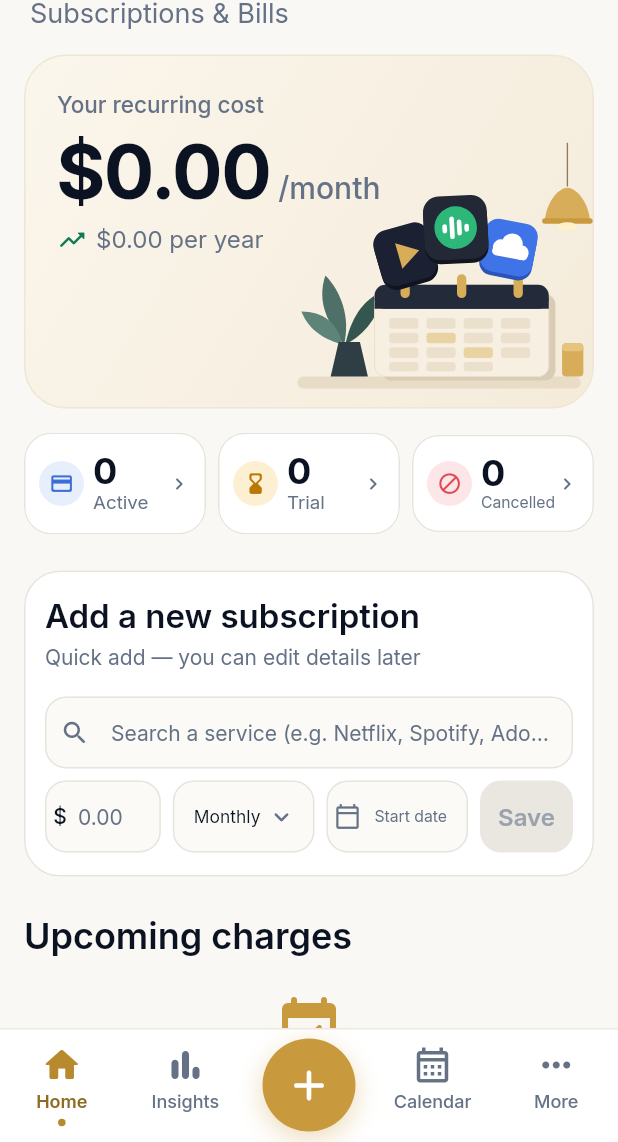
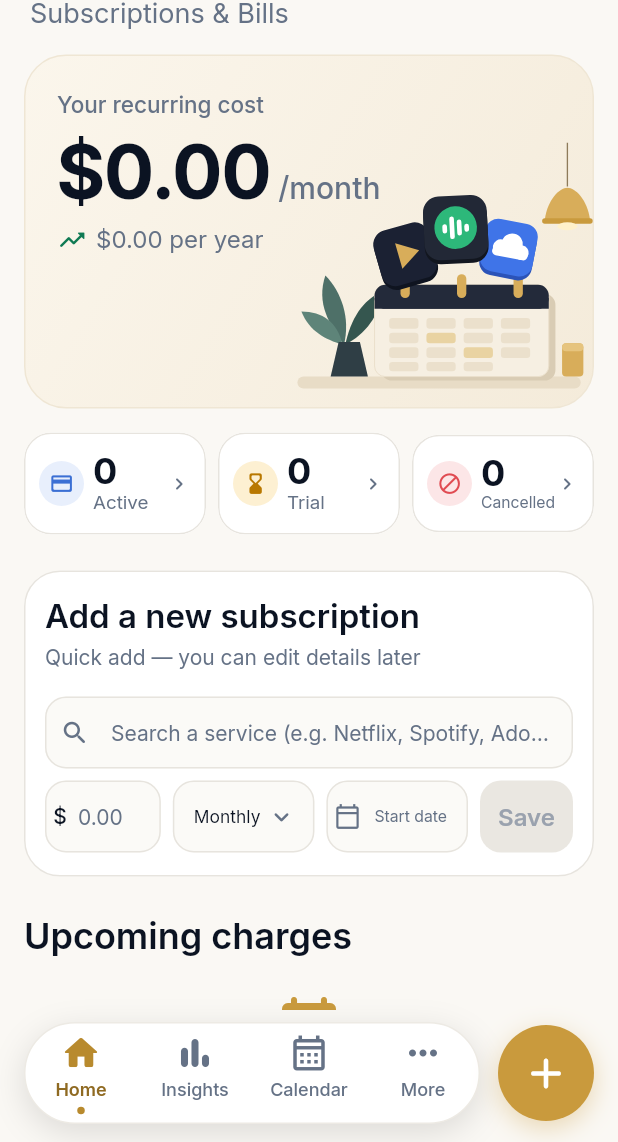
Before and after one commit to cdou2391/Trackly, a Flutter app: the screen it shows after launch, on a phone screen of 412 x 824 dp, the part 94-1236 px from its top. Run offline on Flutter 3.47's test engine with Material 3 defaults, Android fonts, the phone set to English and light mode, and no system bars; our stand-ins replace drift, drift_flutter, firebase_analytics, firebase_core, flutter_local_notifications, flutter_riverpod and 6 more; accounts and stored records are empty; generated files the repository leaves out were written again.

Commit message:
Floating navbar pill and app icon redesign
- Bottom nav is now a fully-rounded floating pill with Home, Insights, Calendar, More
- Add button moved to a floating circle on the right with a gap
- Transparent background lets the page show through
- New Trackly T logo as adaptive icon (cream tile + adaptive mark)
- Legacy Android still uses the full rounded tile

```diff
--- a/lib/core/navigation/app_bottom_navigation.dart
+++ b/lib/core/navigation/app_bottom_navigation.dart
@@ -4,10 +4,11 @@ import '../../l10n/l10n.dart';
 import '../theme/trackly_tokens.dart';
 import '../theme/trackly_type.dart';
 
-/// Bottom navigation: Home, Insights, Add, Calendar, More.
+/// Bottom navigation: a floating pill with Home, Insights, Calendar and More,
+/// and a round Add button floating beside it on the right.
 ///
-/// The centered Add button is not a tab: it toggles the add panel and turns
-/// into a cross while the panel is open.
+/// The Add button is not a tab: it toggles the add panel and turns into a
+/// cross while the panel is open.
 class AppBottomNavigation extends StatelessWidget {
   const AppBottomNavigation({
     required this.currentIndex,
@@ -23,21 +24,34 @@ class AppBottomNavigation extends StatelessWidget {
   final ValueChanged<int> onSelectTab;
   final VoidCallback onToggleAdd;
 
-  static const barHeight = 76.0;
-  static const _addButtonSize = 62.0;
+  static const barHeight = 68.0;
+  static const _addButtonSize = 64.0;
+  static const _margin = 16.0;
+  static const _gap = 12.0;
 
   @override
   Widget build(BuildContext context) {
     final tokens = context.tokens;
     final l10n = context.l10n;
 
-    return DecoratedBox(
+    // Transparent: the page shows around the floating pieces.
+    return SafeArea(
+      top: false,
+      child: Padding(
+        padding: const EdgeInsets.fromLTRB(_margin, 8, _margin, _margin - 4),
+        child: Row(
+          crossAxisAlignment: CrossAxisAlignment.center,
+          children: [
+            Expanded(
+              child: DecoratedBox(
                 decoration: BoxDecoration(
                   color: tokens.navBackground,
-        border: Border(top: BorderSide(color: tokens.navBorder)),
+                  borderRadius: BorderRadius.circular(barHeight / 2),
+                  border: Border.all(color: tokens.navBorder),
+                  boxShadow: _shadow,
                 ),
-      child: SafeArea(
-        top: false,
+                child: ClipRRect(
+                  borderRadius: BorderRadius.circular(barHeight / 2),
                   child: SizedBox(
                     height: barHeight,
                     child: Row(
@@ -54,9 +68,26 @@ class AppBottomNavigation extends StatelessWidget {
                           selected: currentIndex == 1,
                           onTap: () => onSelectTab(1),
                         ),
-              Expanded(
-                child: Center(
-                  child: Semantics(
+                        _NavItem(
+                          icon: Icons.calendar_month_outlined,
+                          label: l10n.navCalendar,
+                          selected: currentIndex == 2,
+                          onTap: () => onSelectTab(2),
+                        ),
+                        _NavItem(
+                          icon: Icons.more_horiz_rounded,
+                          label: l10n.navMore,
+                          selected: currentIndex == 3,
+                          onTap: () => onSelectTab(3),
+                        ),
+                      ],
+                    ),
+                  ),
+                ),
+              ),
+            ),
+            const SizedBox(width: _gap),
+            Semantics(
               button: true,
               label: addPanelOpen ? l10n.addPanelClose : l10n.navAdd,
               child: DecoratedBox(
@@ -96,26 +127,19 @@ class AppBottomNavigation extends StatelessWidget {
                 ),
               ),
             ),
-                ),
-              ),
-              _NavItem(
-                icon: Icons.calendar_month_outlined,
-                label: l10n.navCalendar,
-                selected: currentIndex == 2,
-                onTap: () => onSelectTab(2),
-              ),
-              _NavItem(
-                icon: Icons.more_horiz_rounded,
-                label: l10n.navMore,
-                selected: currentIndex == 3,
-                onTap: () => onSelectTab(3),
-              ),
           ],
-          ),
         ),
       ),
     );
   }
+
+  static final _shadow = [
+    BoxShadow(
+      color: Colors.black.withValues(alpha: 0.12),
+      blurRadius: 18,
+      offset: const Offset(0, 6),
+    ),
+  ];
 }
 
 class _NavItem extends StatelessWidget {
```
Also changed, not shown: 12 other files. Lines whose indentation alone changed are shown as unchanged.
